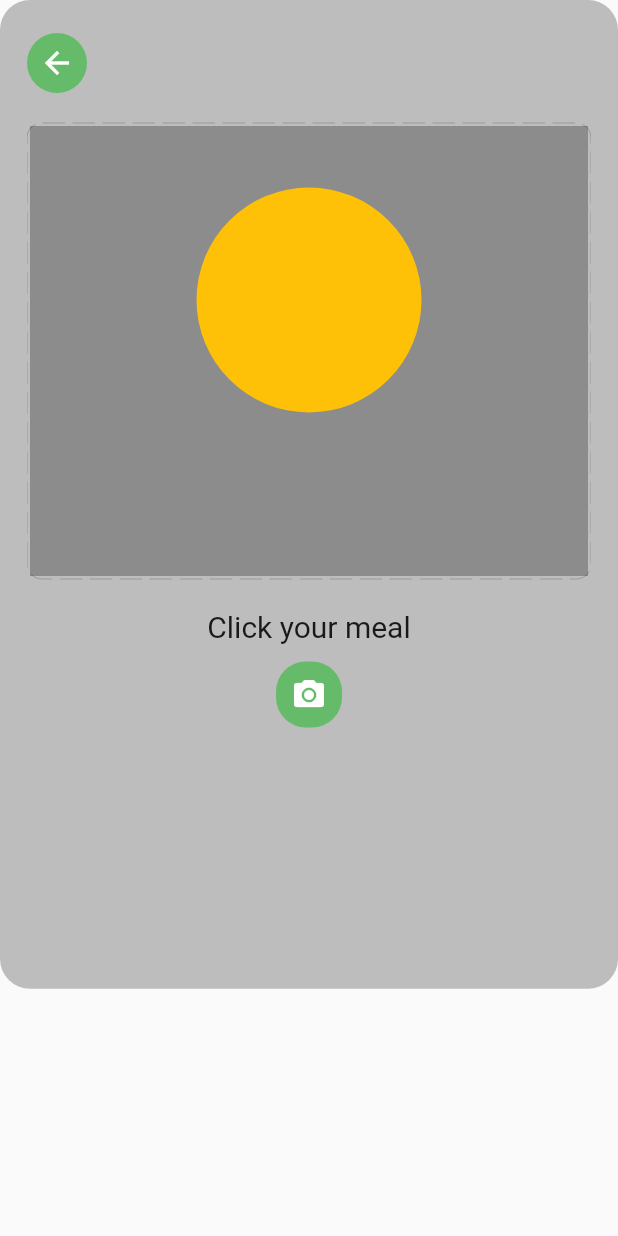
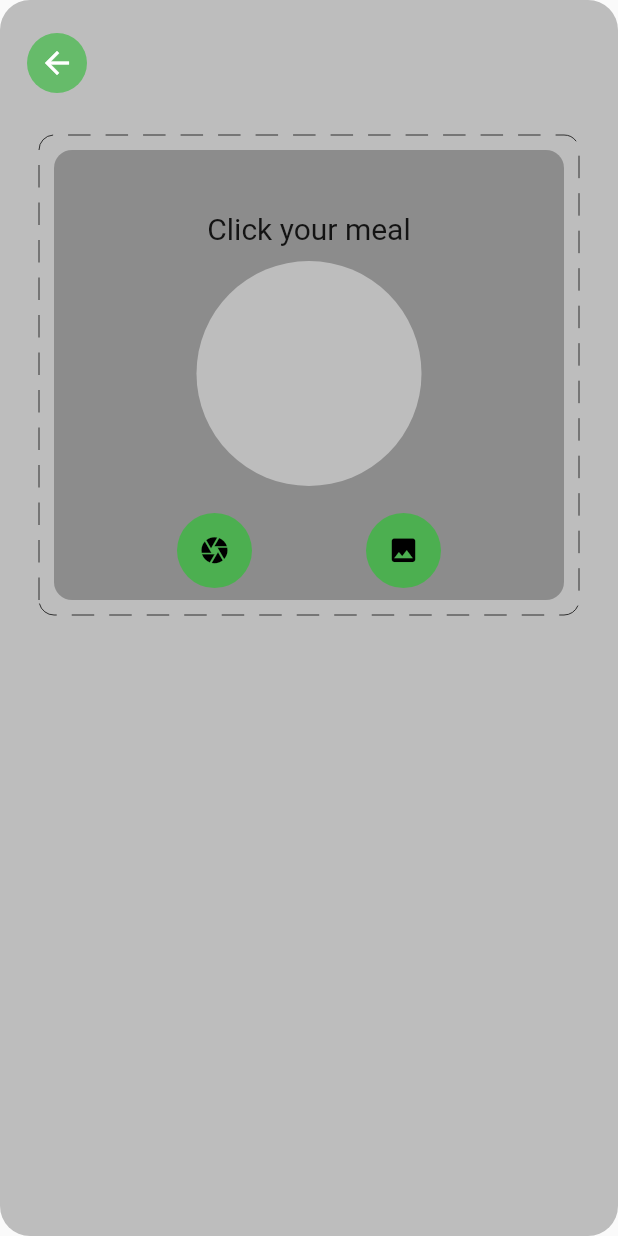
Before and after one commit to rutviksorathia/add_meal, a Flutter app: the CameraView widget shown alone on an empty page, opened directly, on a phone screen of 412 x 824 dp. Run offline on Flutter 3.47's test engine with Material 2 defaults, Android fonts, the phone set to English and light mode, and no system bars; drawn by our look-alikes of dotted_border; our stand-ins replace get, google_fonts, image_picker.

Commit message:
fix: image uploaded

```diff
--- a/lib/camera/camera_view.dart
+++ b/lib/camera/camera_view.dart
@@ -3,8 +3,8 @@ import 'dart:io';
 import 'package:dotted_border/dotted_border.dart';
 import 'package:flutter/material.dart';
 import 'package:get/route_manager.dart';
-import 'package:image_cropper/image_cropper.dart';
 import 'package:image_picker/image_picker.dart';
+import 'package:meal_app/good_job/good_job_view.dart';
 
 class CameraView extends StatefulWidget {
   const CameraView({super.key});
@@ -14,35 +14,40 @@ class CameraView extends StatefulWidget {
 }
 
 class _CameraViewState extends State<CameraView> {
+  File? profileImage;
+  bool? isLoading = false;
+
+  Future getImage(ImageSource source) async {
+    try {
+      setState(() {
+        isLoading = true;
+      });
+      var image = await ImagePicker().pickImage(source: source);
+
+      if (image == null) return;
+
+      File file = File(image.path);
+
+      setState(() {
+        profileImage = file;
+      });
+    } finally {
+      setState(() {
+        isLoading = false;
+      });
+    }
+  }
+
   @override
   Widget build(BuildContext context) {
-    File? profileImage;
-
-    Future<void> setImage(ImageSource source) async {
-      final image = await ImagePicker().pickImage(source: source);
-      if (image == null) return;
-      CroppedFile? croppedImage = await ImageCropper().cropImage(
-        sourcePath: image.path,
-        aspectRatio: const CropAspectRatio(ratioX: 1, ratioY: 1),
-      );
-
-      if (croppedImage == null) return;
-
-      File imageFile = File.fromUri(Uri.file(croppedImage.path));
-
-      profileImage = imageFile;
-    }
-
-    return Container(
-      constraints:
-          BoxConstraints(maxHeight: MediaQuery.of(context).size.height * 0.8),
+    return IntrinsicHeight(
+      child: Container(
         decoration: BoxDecoration(
           borderRadius: const BorderRadius.all(Radius.circular(20)),
           color: Colors.grey.shade400,
         ),
         child: Padding(
           padding: const EdgeInsets.only(top: 10, left: 18, right: 18),
-        child: SingleChildScrollView(
           child: Column(
             crossAxisAlignment: CrossAxisAlignment.start,
             children: [
@@ -68,19 +73,38 @@ class _CameraViewState extends State<CameraView> {
                 ),
               ),
               const SizedBox(height: 20),
-              DottedBorder(
+              Expanded(
+                child: SingleChildScrollView(
+                  child: Column(
+                    children: [
+                      Padding(
+                        padding: const EdgeInsets.all(8.0),
+                        child: DottedBorder(
                           borderType: BorderType.RRect,
                           radius: const Radius.circular(10),
-                dashPattern: const [15, 5],
+                          dashPattern: const [15, 10],
                           strokeWidth: 0.5,
-                color: Colors.black26,
+                          color: Colors.black,
+                          child: Padding(
+                            padding: const EdgeInsets.all(8.0),
                             child: Container(
                               height: 300,
                               width: double.infinity,
+                              decoration: BoxDecoration(
+                                borderRadius: BorderRadius.circular(12),
                                 color: Colors.black26,
+                              ),
                               child: Column(
                                 children: [
-                      const Padding(padding: EdgeInsets.only(top: 41)),
+                                  const Padding(
+                                      padding: EdgeInsets.only(top: 41)),
+                                  const Center(
+                                    child: Text(
+                                      'Click your meal',
+                                      style: TextStyle(fontSize: 20),
+                                    ),
+                                  ),
+                                  const SizedBox(height: 10),
                                   GestureDetector(
                                     // onTap: () {
                                     //   model.handleProfileCameraOrGalleryButtonTap(
@@ -93,8 +117,9 @@ class _CameraViewState extends State<CameraView> {
                                           width: 150,
                                           clipBehavior: Clip.antiAlias,
                                           decoration: BoxDecoration(
-                                borderRadius: BorderRadius.circular(100),
-                                color: Colors.amber,
+                                            borderRadius:
+                                                BorderRadius.circular(100),
+                                            color: Colors.grey.shade400,
                                           ),
                                           child: profileImage != null
                                               ? Image.file(
@@ -107,33 +132,85 @@ class _CameraViewState extends State<CameraView> {
                                     ),
                                   ),
                                   const SizedBox(height: 18),
+                                  SizedBox(
+                                    height: 50,
+                                    width: 252,
+                                    child: Row(
+                                      mainAxisAlignment:
+                                          MainAxisAlignment.spaceAround,
+                                      children: [
+                                        GestureDetector(
+                                          onTap: () {
+                                            getImage(ImageSource.camera);
+                                          },
+                                          child: Container(
+                                            height: 50,
+                                            width: 50,
+                                            decoration: BoxDecoration(
+                                              borderRadius:
+                                                  BorderRadius.circular(50),
+                                              color: Colors.green,
+                                            ),
+                                            child: const Icon(
+                                              Icons.camera,
+                                              size: 21,
+                                              color: Colors.black,
+                                            ),
+                                          ),
+                                        ),
+                                        GestureDetector(
+                                          onTap: () {
+                                            getImage(ImageSource.gallery);
+                                          },
+                                          child: Container(
+                                            height: 50,
+                                            width: 50,
+                                            decoration: BoxDecoration(
+                                              borderRadius:
+                                                  BorderRadius.circular(50),
+                                              color: Colors.green,
+                                            ),
+                                            child: const Icon(
+                                              Icons.image,
+                                              size: 21,
+                                              color: Colors.black,
+                                            ),
+                                          ),
+                                        ),
+                                      ],
+                                    ),
+                                  )
                                 ],
                               ),
                             ),
                           ),
+                        ),
+                      ),
                       const SizedBox(height: 20),
+                      if (profileImage != null)
                         const Center(
                           child: Text(
-                  'Click your meal',
+                            'Will you eat this?',
                             style: TextStyle(fontSize: 20),
                           ),
                         ),
-              Center(
-                child: GestureDetector(
-                  onTap: () => setImage(ImageSource.camera),
+                      if (profileImage != null)
+                        GestureDetector(
+                          onTap: () => Get.to(() => const GoodJobView()),
+                          child: Center(
                             child: Padding(
                               padding: EdgeInsets.only(
                                   top: MediaQuery.of(context).padding.top + 12),
                               child: Container(
                                 decoration: BoxDecoration(
-                        borderRadius:
-                            const BorderRadius.all(Radius.circular(20)),
+                                  borderRadius: const BorderRadius.all(
+                                      Radius.circular(20)),
                                   color: Colors.green.shade400,
                                 ),
                                 child: const Padding(
                                   padding: EdgeInsets.all(10.0),
                                   child: Icon(
-                          Icons.camera_alt,
+                                    Icons.check,
                                     size: 24,
                                     color: Colors.white,
                                   ),
@@ -149,6 +226,10 @@ class _CameraViewState extends State<CameraView> {
                   ),
                 ),
               ),
+            ],
+          ),
+        ),
+      ),
     );
   }
 }
--- a/lib/click_meal/click_meal.dart
+++ b/lib/click_meal/click_meal_view.dart
@@ -3,8 +3,8 @@ import 'package:get/route_manager.dart';
 import 'package:google_fonts/google_fonts.dart';
 import 'package:meal_app/camera/camera_view.dart';
 
-class ClickMeal extends StatelessWidget {
-  const ClickMeal({super.key});
+class ClickMealView extends StatelessWidget {
+  const ClickMealView({super.key});
 
   @override
   Widget build(BuildContext context) {
--- a/lib/main.dart
+++ b/lib/main.dart
@@ -1,7 +1,7 @@
 import 'package:flutter/material.dart';
 import 'package:get/route_manager.dart';
 import 'package:google_fonts/google_fonts.dart';
-import 'package:meal_app/click_meal/click_meal.dart';
+import 'package:meal_app/click_meal/click_meal_view.dart';
 
 void main() {
   runApp(const MyApp());
@@ -37,7 +37,7 @@ class _MealAppState extends State<MealApp> {
             mainAxisAlignment: MainAxisAlignment.end,
             children: [
               GestureDetector(
-                onTap: () => Get.to(() => const ClickMeal()),
+                onTap: () => Get.to(() => const ClickMealView()),
                 child: Container(
                   color: Colors.amber,
                   child: Padding(
```
Also changed, not shown: lib/good_job/good_job_view.dart (added, +24 -0 lines), 3 other files. Lines whose indentation alone changed are shown as unchanged.
